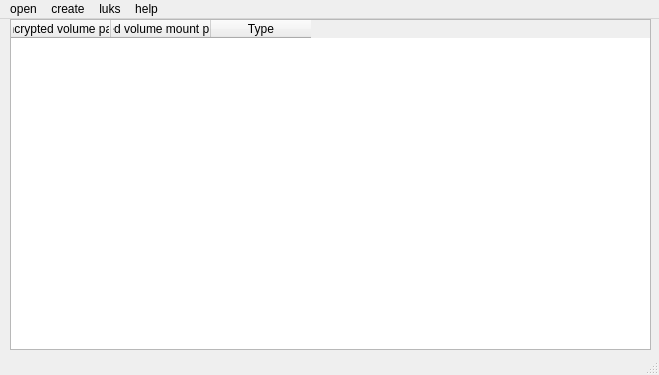
Qt form zulucrypt.ui (mhogomchungu/zuluCrypt) before a commit.
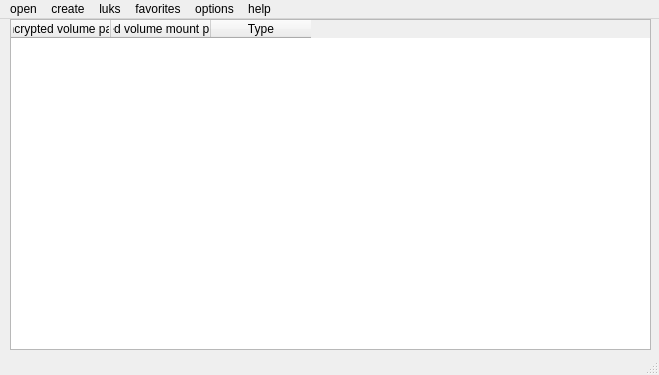
The same form after that commit. Icons and pictures are not drawn.

The edit to the form file:
```diff
--- a/zulucrypt.ui
+++ b/zulucrypt.ui
@@ -112,9 +112,23 @@
     <addaction name="actionAddKey"/>
     <addaction name="actionDeleteKey"/>
    </widget>
+   <widget class="QMenu" name="menuOptions">
+    <property name="title">
+     <string>options</string>
+    </property>
+    <addaction name="actionTray_icon"/>
+    <addaction name="actionFonts"/>
+   </widget>
+   <widget class="QMenu" name="menuFavorites">
+    <property name="title">
+     <string>favorites</string>
+    </property>
+   </widget>
    <addaction name="menuOpen"/>
    <addaction name="menuCreate"/>
    <addaction name="menuConfigure"/>
+   <addaction name="menuFavorites"/>
+   <addaction name="menuOptions"/>
    <addaction name="menuHelp"/>
   </widget>
   <widget class="QStatusBar" name="statusBar"/>
```
Left out of the diff: 15 changed lines with no effect on the pictures.
